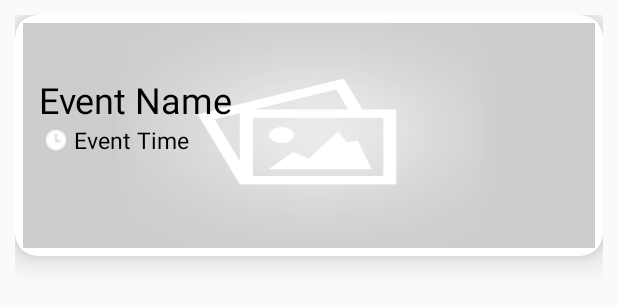
After one commit to renaaaaad/Atturaif_Application, an Android app: the layout show_events_rowlayout.xml on its own in the app's theme, with its tools: preview values and no code run, on a phone screen of 412 x 824 dp. The commit adds this screen. Shown: the top 305 px of the screen. Run offline under Robolectric (Android 15) with nearby library versions, the phone set to English and light mode, and no system bars.

Commit message:
eventpage with recyclerView

```diff
--- /dev/null
+++ b/app/src/main/res/layout-v11/show_events_rowlayout.xml
@@ -0,0 +1,79 @@
+<?xml version="1.0" encoding="utf-8"?>
+<LinearLayout xmlns:android="http://schemas.android.com/apk/res/android"
+    xmlns:app="http://schemas.android.com/apk/res-auto"
+    android:orientation="vertical"
+    android:layout_width="match_parent"
+    android:layout_height="match_parent"
+    android:layout_margin="10dp">
+
+    <androidx.cardview.widget.CardView
+        android:layout_width="match_parent"
+        android:layout_height="wrap_content"
+        app:cardCornerRadius="15dp"
+        app:cardElevation="12dp">
+
+        <RelativeLayout
+            android:layout_width="match_parent"
+            android:layout_height="match_parent">
+
+            <ImageView
+                android:id="@+id/EventImage"
+                android:layout_width="wrap_content"
+                android:layout_height="150dp"
+                android:layout_centerInParent="true"
+                android:layout_margin="5dp"
+                android:background="@drawable/placeholder"
+                android:scaleType="centerCrop"
+                android:tint="@color/photo_tint" />
+
+            <LinearLayout
+                android:layout_width="match_parent"
+                android:layout_height="wrap_content"
+                android:orientation="vertical"
+                android:layout_marginTop="17dp"
+                >
+
+                <TextView
+                    android:id="@+id/mEventName"
+                    android:layout_width="wrap_content"
+                    android:layout_height="wrap_content"
+                    android:layout_marginTop="20dp"
+                    android:layout_marginLeft="15dp"
+                    android:clickable="true"
+                    android:focusable="true"
+                    android:gravity="center"
+                    android:textColor="@android:color/white"
+                    android:textSize="24sp"
+                    android:text="Event Name"
+                    />
+
+                <LinearLayout
+                    android:layout_width="wrap_content"
+                    android:layout_height="wrap_content"
+                    android:orientation="horizontal"
+                    android:layout_marginLeft="15dp">
+                <ImageView
+                    android:layout_width="match_parent"
+                    android:layout_height="match_parent"
+                    android:src="@drawable/clock"
+                    android:layout_margin="4dp"
+                  />
+                <TextView
+                    android:id="@+id/mEventTime"
+                    android:layout_width="wrap_content"
+                    android:layout_height="wrap_content"
+
+                    android:clickable="true"
+                    android:focusable="true"
+                    android:gravity="center"
+                    android:textColor="@android:color/white"
+                    android:textSize="15sp"
+                    android:text="Event Time"/>
+                </LinearLayout>
+
+
+            </LinearLayout>
+        </RelativeLayout>
+    </androidx.cardview.widget.CardView>
+
+</LinearLayout>
--- a/app/src/main/res/layout/activity_home_page_.xml
+++ b/app/src/main/res/layout/activity_home_page_.xml
@@ -246,7 +246,7 @@
             android:layout_marginStart="88dp"
             android:layout_marginTop="24dp"
             android:layout_marginRight="64dp"
-            android:text="@string/English"
+            android:text="@string/Language"
             app:layout_constraintRight_toRightOf="parent"
             app:layout_constraintStart_toEndOf="@+id/home_text_view"
             app:layout_constraintTop_toTopOf="parent" />
--- /dev/null
+++ b/app/src/main/res/layout/show_events_rowlayout.xml
@@ -0,0 +1,79 @@
+<?xml version="1.0" encoding="utf-8"?>
+<LinearLayout xmlns:android="http://schemas.android.com/apk/res/android"
+    xmlns:app="http://schemas.android.com/apk/res-auto"
+    android:orientation="vertical"
+    android:layout_width="match_parent"
+    android:layout_height="match_parent"
+    android:layout_margin="10dp">
+
+    <androidx.cardview.widget.CardView
+        android:layout_width="match_parent"
+        android:layout_height="wrap_content"
+        app:cardCornerRadius="15dp"
+        app:cardElevation="12dp">
+
+        <RelativeLayout
+            android:layout_width="match_parent"
+            android:layout_height="match_parent">
+
+            <ImageView
+                android:id="@+id/EventImage"
+                android:layout_width="wrap_content"
+                android:layout_height="150dp"
+                android:layout_centerInParent="true"
+                android:layout_margin="5dp"
+                android:background="@drawable/placeholder"
+                android:scaleType="centerCrop"
+                android:tint="@color/photo_tint" />
+
+            <LinearLayout
+                android:layout_width="match_parent"
+                android:layout_height="wrap_content"
+                android:orientation="vertical"
+                android:layout_marginTop="20dp"
+                >
+
+                <TextView
+                    android:id="@+id/mEventName"
+                    android:layout_width="wrap_content"
+                    android:layout_height="wrap_content"
+                    android:layout_marginTop="20dp"
+                    android:layout_marginLeft="15dp"
+                    android:clickable="true"
+                    android:focusable="true"
+                    android:gravity="center"
+                    android:textColor="@android:color/black"
+                    android:textSize="24sp"
+                    android:text="Event Name"
+                    />
+
+                <LinearLayout
+                    android:layout_width="wrap_content"
+                    android:layout_height="wrap_content"
+                    android:orientation="horizontal"
+                    android:layout_marginLeft="15dp">
+                    <ImageView
+                        android:layout_width="match_parent"
+                        android:layout_height="match_parent"
+                        android:src="@drawable/clock"
+                        android:layout_margin="4dp"
+                        />
+                    <TextView
+                        android:id="@+id/mEventTime"
+                        android:layout_width="wrap_content"
+                        android:layout_height="wrap_content"
+
+                        android:clickable="true"
+                        android:focusable="true"
+                        android:gravity="center"
+                        android:textColor="@android:color/black"
+                        android:textSize="15sp"
+                        android:text="Event Time"/>
+                </LinearLayout>
+
+
+            </LinearLayout>
+        </RelativeLayout>
+    </androidx.cardview.widget.CardView>
+
+</LinearLayout>
--- a/app/src/main/res/values/colors.xml
+++ b/app/src/main/res/values/colors.xml
@@ -144,4 +144,6 @@
     <color name="dark_blue">#00008B</color>
     <color name="navy">#000080</color>
     <color name="black">#000000</color>
+    <color name="photo_tint">#88101010</color>
+
 </resources>
--- a/app/src/main/res/values/strings.xml
+++ b/app/src/main/res/values/strings.xml
@@ -7,7 +7,7 @@
     <string name="Shops">Shops</string>
     <string name="Start_AR">Start AR</string>
     <string name="virtual_tour">virtual tour</string>
-    <string name="English">EN</string>
+    <string name="Language">EN</string>
 
 
     <string name="yes">Yes</string>
--- a/build.gradle
+++ b/build.gradle
@@ -7,8 +7,8 @@ buildscript {
 
     }
     dependencies {
-        classpath 'com.android.tools.build:gradle:3.4.2'
-        classpath 'com.google.gms:google-services:4.3.0'
+        classpath 'com.android.tools.build:gradle:3.5.0'
+        classpath 'com.google.gms:google-services:4.2.0'
         // NOTE: Do not place your application dependencies here; they belong
         // in the individual module build.gradle files
     }
--- a/gradle.properties
+++ b/gradle.properties
@@ -19,3 +19,4 @@ android.useAndroidX=true
 android.enableJetifier=true
 
 android.debug.obsoleteApi=true
+android.useDepricatedNdk=true
```
Also changed, not shown: app/build.gradle (+11 -0 lines), app/src/main/AndroidManifest.xml (+5 -5 lines), app/src/main/java/project/graduation/atturaif_application/Adapters/EventsAdapter.java (added, +72 -0 lines), app/src/main/java/project/graduation/atturaif_application/Events.java (added, +76 -0 lines), app/src/main/java/project/graduation/atturaif_application/EventsPage_Activity.java (+117 -17 lines), app/src/main/java/project/graduation/atturaif_application/EventsViewHolder.java (added, +29 -0 lines), app/src/main/res/layout/activity_events_page_.xml (+22 -2 lines), app/src/main/res/drawable-v24/clock.png (added), app/src/main/res/drawable/placeholder.png (added), gradle/wrapper/gradle-wrapper.properties, 1 other file.
